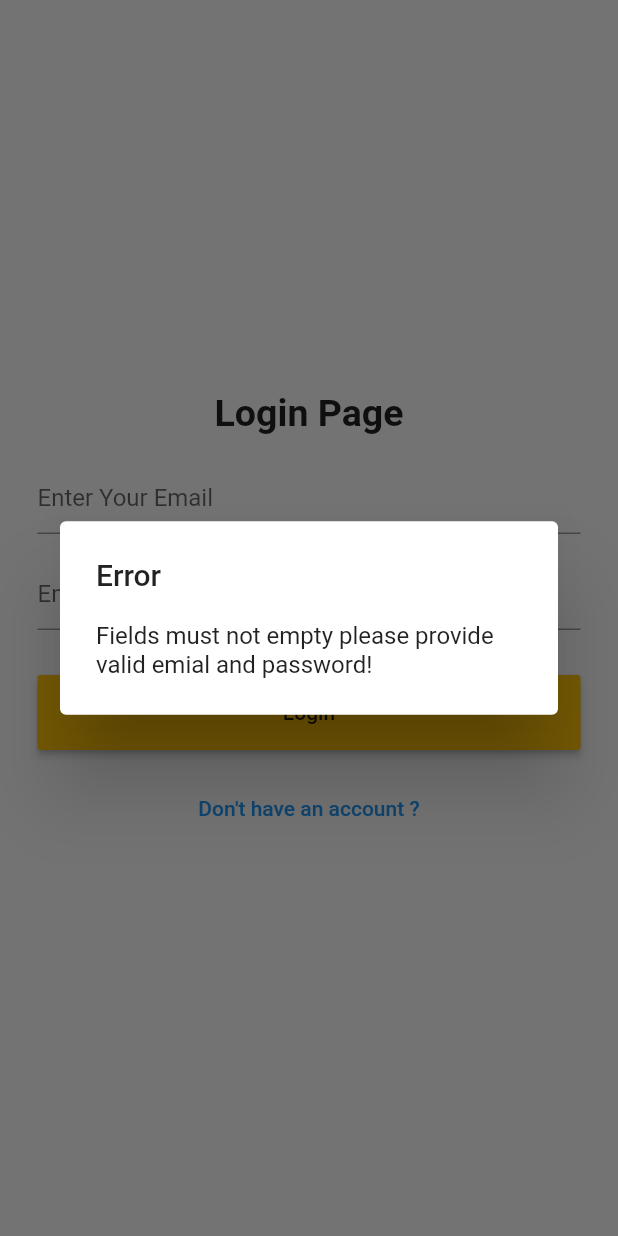
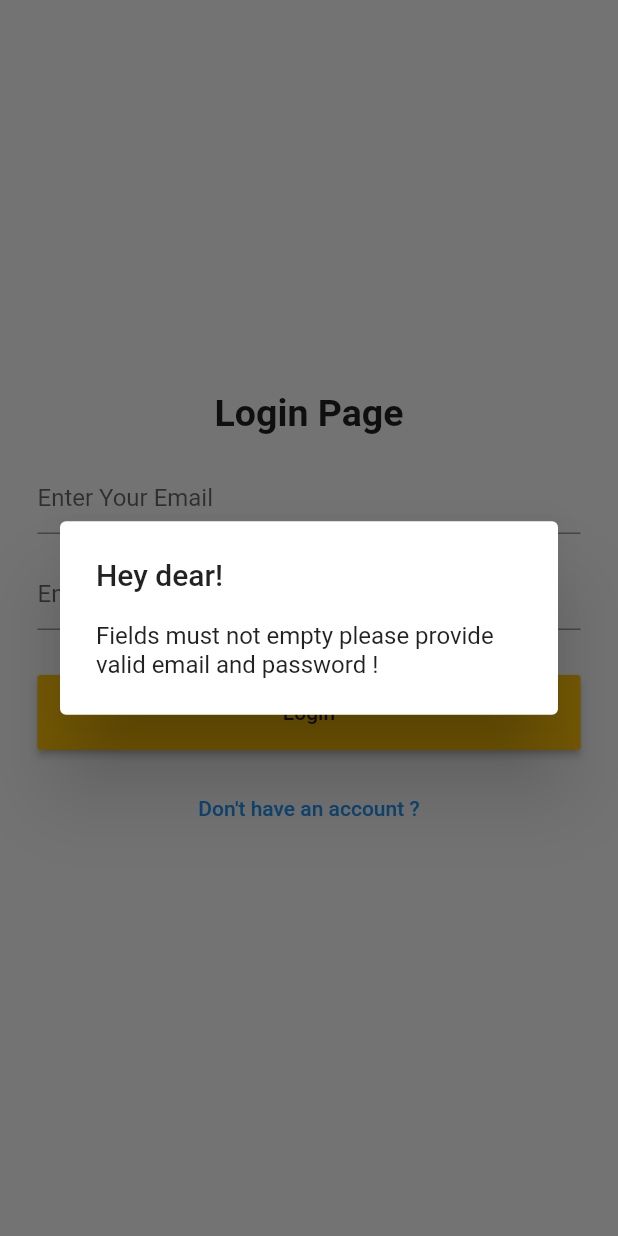
Before and after one commit to DavinderSingh-ds/chatting_app, a Flutter app: the screen it shows after launch, after a tap on "Login", on a phone screen of 412 x 824 dp. Run offline on Flutter 3.47's test engine with Material 2 defaults, Android fonts, the phone set to English and light mode, and no system bars; our stand-ins replace cloud_firestore, firebase_auth, firebase_core, shared_preferences; accounts and stored records are empty.

Commit message:
Fixing Error Mistakes

```diff
--- a/lib/Helper/FirebaseHelper.dart
+++ b/lib/Helper/FirebaseHelper.dart
@@ -76,7 +76,7 @@ class Service {
         context: context,
         builder: (context) {
           return AlertDialog(
-            title: const Text('Error'),
+            title: const Text('Hey dear!'),
             content: Text(e.toString()),
           );
         });
--- a/lib/Screens/LoginPage.dart
+++ b/lib/Screens/LoginPage.dart
@@ -75,7 +75,7 @@ class _LoginPageState extends State<LoginPage> {
                       } else {
                         //if textfields are empty it show warning message
                         service.errorBox(context,
-                            "Fields must not empty please provide valid emial and password!");
+                            "Fields must not empty please provide valid email and password !");
                       }
                     },
                     child: const Text("Login"),
--- a/lib/Screens/RegisterPage.dart
+++ b/lib/Screens/RegisterPage.dart
@@ -73,7 +73,7 @@ class _RegisterPageState extends State<RegisterPage> {
                       } else {
                         //if textfields are empty it show warning message
                         service.errorBox(context,
-                            "Fields must not empty please provide valid emial and password!");
+                            "Fields must not empty please provide valid email and password !");
                       }
                     },
                     child: const Text("Register"),
--- a/lib/main.dart
+++ b/lib/main.dart
@@ -16,6 +16,7 @@ class MyApp extends StatelessWidget {
   @override
   Widget build(BuildContext context) {
     return MaterialApp(
+      debugShowCheckedModeBanner: false,
       title: 'Chatting App',
       theme: ThemeData(
         primarySwatch: Colors.blue,
```
Also changed, not shown: lib/Screens/ChatScreen.dart (+11 -2 lines).
